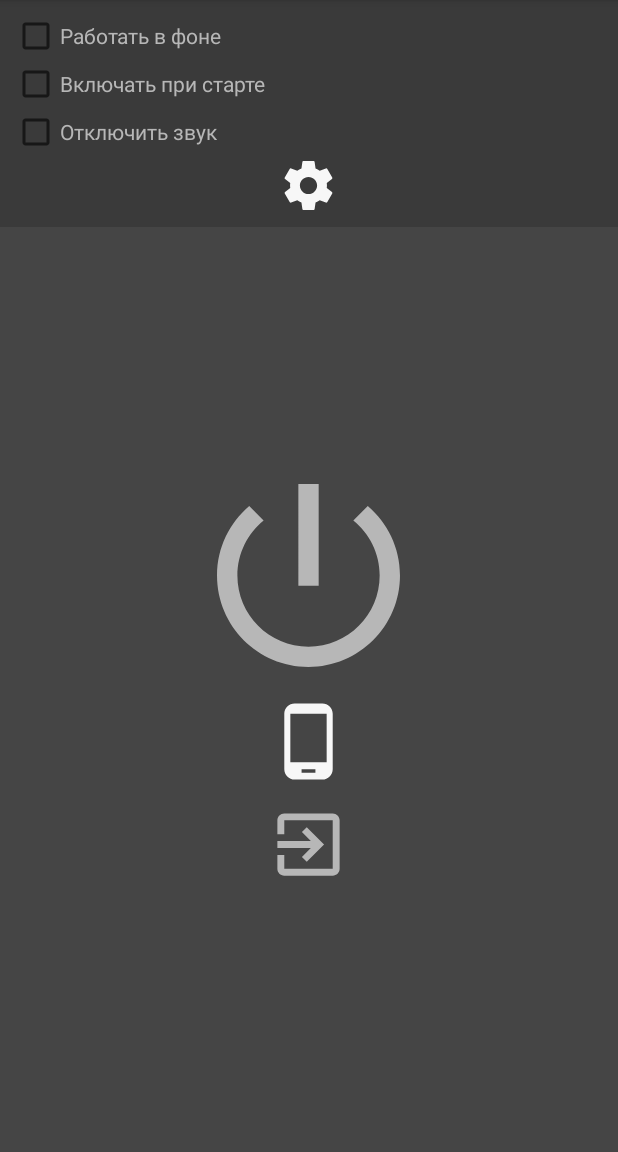
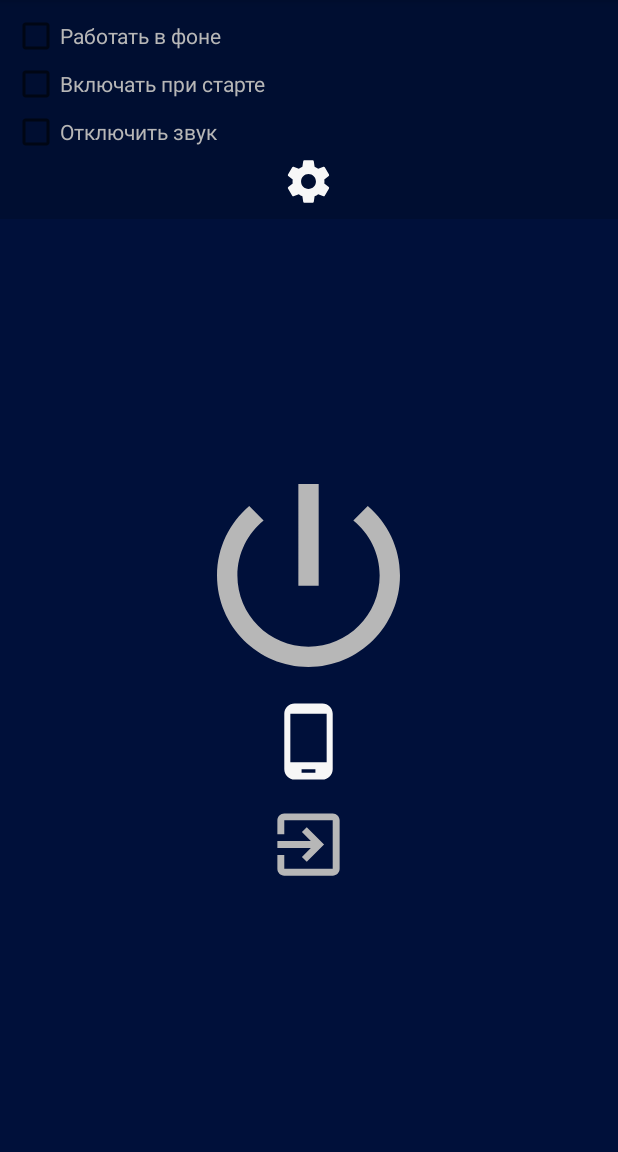
Before and after one commit to Max-Naz/Flashlight, an Android app: the screen it shows after launch (MainActivity), after a tap on an icon or button, on a phone screen of 412 x 824 dp, the part 84-1236 px from its top. Run offline under Robolectric (Android 15) with nearby library versions, the phone set to English and light mode, and no system bars; 2 other taps on this screen came first.

Commit message:
Fix some bugs. Add buttuns sound. Change some colors.

```diff
--- a/app/src/main/java/max_naz/flashlightapp/MainActivity.java
+++ b/app/src/main/java/max_naz/flashlightapp/MainActivity.java
@@ -22,6 +22,7 @@ import android.view.WindowManager;
 import android.widget.CheckBox;
 import android.widget.CompoundButton;
 import android.widget.ImageButton;
+import android.widget.LinearLayout;
 import android.widget.RelativeLayout;
 
 
@@ -32,7 +33,12 @@ public class MainActivity extends AppCompatActivity implements SoundPool.OnLoadC
         View.OnClickListener, CompoundButton.OnCheckedChangeListener {
 
     //Variables
-    private int sound;
+    private int soundOnOff;
+    private int soundSettings;
+    private int soundExit;
+    private int soundFrontLed;
+    private int soundCheckBox;
+
     private SoundPool soundPool;
     private Camera camera;
     private Camera.Parameters parameters;
@@ -45,6 +51,7 @@ public class MainActivity extends AppCompatActivity implements SoundPool.OnLoadC
     //private AudioManager audioManager;
     private WindowManager.LayoutParams params;
     private RelativeLayout backgroundMain;
+    private LinearLayout backgroundSettings;
     private int brightness = 128;
     private PowerManager mPowerManager;
     private PowerManager.WakeLock mWakeLock;
@@ -68,6 +75,7 @@ public class MainActivity extends AppCompatActivity implements SoundPool.OnLoadC
 
         params = getWindow().getAttributes();
         backgroundMain = (RelativeLayout) findViewById(R.id.activity_main);
+        backgroundSettings = (LinearLayout) findViewById(R.id.linear_settings);
 
         mPowerManager = (PowerManager) getSystemService(Context.POWER_SERVICE);
         mWakeLock = mPowerManager.newWakeLock(
@@ -81,7 +89,11 @@ public class MainActivity extends AppCompatActivity implements SoundPool.OnLoadC
             createSoundPoolWithConstructor();
         }
         soundPool.setOnLoadCompleteListener(this);
-        sound = soundPool.load(this, R.raw.click, 1);
+        soundSettings = soundPool.load(this, R.raw.sound_settings, 1);
+        soundOnOff = soundPool.load(this, R.raw.sound_on_off, 1);
+        soundExit = soundPool.load(this, R.raw.sound_exit, 1);
+        soundFrontLed = soundPool.load(this, R.raw.sound_front_led, 1);
+        soundCheckBox = soundPool.load(this, R.raw.sound_check_box, 1);
 
         //Work with buttons
         btnSettings = (ImageButton) findViewById(R.id.btn_settings);
@@ -193,9 +205,18 @@ public class MainActivity extends AppCompatActivity implements SoundPool.OnLoadC
         try {
             releaseCameraAndPreview();
             cameraOpen();
+            Log.d(TAG, "onRestart() End");
+        } catch (Exception e) {
+            Log.d(TAG, "Exception in onRestart() " + e.getMessage());
+            e.printStackTrace();
+        }
 
         params = getWindow().getAttributes();
         backgroundMain = (RelativeLayout) findViewById(R.id.activity_main);
+        backgroundSettings = (LinearLayout) findViewById(R.id.linear_settings);
+
+        btnSettings.setImageResource(R.drawable.ic_settings_off_55px);
+        isPressedSettings = false;
 
         //Work with buttons
         btnSettings = (ImageButton) findViewById(R.id.btn_settings);
@@ -215,7 +236,11 @@ public class MainActivity extends AppCompatActivity implements SoundPool.OnLoadC
             createSoundPoolWithConstructor();
         }
         soundPool.setOnLoadCompleteListener(this);
-            sound = soundPool.load(this, R.raw.click, 1);
+        soundSettings = soundPool.load(this, R.raw.sound_settings, 1);
+        soundOnOff = soundPool.load(this, R.raw.sound_on_off, 1);
+        soundExit = soundPool.load(this, R.raw.sound_exit, 1);
+        soundFrontLed = soundPool.load(this, R.raw.sound_front_led, 1);
+        soundCheckBox = soundPool.load(this, R.raw.sound_check_box, 1);
 
         //Work with check box
         cbFon = (CheckBox) findViewById(R.id.check_box_fon);
@@ -253,12 +278,6 @@ public class MainActivity extends AppCompatActivity implements SoundPool.OnLoadC
             setFrontLedLightOff();
             isPressedBtnOnOff = false;
         }
-
-            Log.d(TAG, "onRestart() End");
-        } catch (Exception e) {
-            Log.d(TAG, "Exception in onRestart() " + e.getMessage());
-            e.printStackTrace();
-        }
     }
 
     //ON DESTROY
@@ -281,7 +300,7 @@ public class MainActivity extends AppCompatActivity implements SoundPool.OnLoadC
             //Settings button
             case R.id.btn_settings:
                 if (!cbSound.isChecked()) {
-                    soundPool.play(sound, 1, 1, 0, 0, 1);
+                    soundPool.play(soundSettings, 1, 1, 0, 0, 1);
                 }
 
                 if (isPressedSettings) {
@@ -301,11 +320,11 @@ public class MainActivity extends AppCompatActivity implements SoundPool.OnLoadC
 
             //Button On/Off
             case R.id.btn_on_off:
-                if (isPressedBtnOnOff) {
                 if (!cbSound.isChecked()) {
-                        soundPool.play(sound, 1, 1, 0, 0, 1);
+                    soundPool.play(soundOnOff, 1, 1, 0, 0, 1);
                 }
 
+                if (isPressedBtnOnOff) {
                     if (isPressedBtnFrontLed) {
                         setFrontLedLightOff();
                         mWakeLock.release();
@@ -315,10 +334,6 @@ public class MainActivity extends AppCompatActivity implements SoundPool.OnLoadC
                         isPressedBtnOnOff = false;
                     }
                 } else {
-                    if (!cbSound.isChecked()) {
-                        soundPool.play(sound, 1, 1, 0, 0, 1);
-                    }
-
                     if (isPressedBtnFrontLed) {
                         setFrontLedLightOn();
                         mWakeLock.acquire();
@@ -333,7 +348,7 @@ public class MainActivity extends AppCompatActivity implements SoundPool.OnLoadC
             //Button Front Led
             case R.id.btn_front_led:
                 if (!cbSound.isChecked()) {
-                    soundPool.play(sound, 1, 1, 0, 0, 1);
+                    soundPool.play(soundFrontLed, 1, 1, 0, 0, 1);
                 }
 
                 if (isPressedBtnFrontLed) {
@@ -352,9 +367,8 @@ public class MainActivity extends AppCompatActivity implements SoundPool.OnLoadC
             //Button Exit App
             case R.id.btn_exit:
                 if (!cbSound.isChecked()) {
-                    soundPool.play(sound, 1, 1, 0, 0, 1);
+                    soundPool.play(soundExit, 1, 1, 0, 0, 1);
                 }
-                btnExit.setImageResource(R.drawable.ic_exit_to_app_on);
                 finish();
                 break;
         }
@@ -380,6 +394,7 @@ public class MainActivity extends AppCompatActivity implements SoundPool.OnLoadC
         cbSound.setVisibility(View.GONE);
         cbStart.setVisibility(View.GONE);
         cbFon.setVisibility(View.GONE);
+        backgroundSettings.setVisibility(View.GONE);
         btnOnOff.setImageResource(R.drawable.ic_flashlight_on_off_black_90px);
         backgroundMain.setBackgroundColor(getResources().getColor(R.color.white_background));
     }
@@ -393,6 +408,7 @@ public class MainActivity extends AppCompatActivity implements SoundPool.OnLoadC
         btnFrontLed.setVisibility(View.VISIBLE);
         btnExit.setVisibility(View.VISIBLE);
         btnSettings.setVisibility(View.VISIBLE);
+        backgroundSettings.setVisibility(View.VISIBLE);
         if (isPressedSettings) {
             cbFon.setVisibility(View.VISIBLE);
             cbStart.setVisibility(View.VISIBLE);
@@ -594,6 +610,9 @@ public class MainActivity extends AppCompatActivity implements SoundPool.OnLoadC
     //On Checked Changed Listener
     @Override
     public void onCheckedChanged(CompoundButton buttonView, boolean isChecked) {
+        if (!cbSound.isChecked()) {
+            soundPool.play(soundCheckBox, 1, 1, 0, 0, 1);
+        }
 
         switch (buttonView.getId()) {
             //Check Box Fon
--- a/app/src/main/res/drawable/ic_flashlight_off_90px.xml
+++ b/app/src/main/res/drawable/ic_flashlight_off_90px.xml
@@ -6,5 +6,5 @@
     <path
         android:pathData="m33.3,0.33 l-6.59,0 0,32.96 6.59,0 0,-32.96zM49.22,7.49 L44.54,12.17c5.21,4.19 8.54,10.61 8.54,17.83 0,12.76 -10.32,23.07 -23.07,23.07 -12.76,0 -23.07,-10.32 -23.07,-23.07 0,-7.22 3.33,-13.65 8.5,-17.87L10.78,7.49C4.39,12.93 0.33,20.97 0.33,30c0,16.38 13.28,29.67 29.67,29.67 16.38,0 29.67,-13.28 29.67,-29.67 0,-9.03 -4.05,-17.07 -10.45,-22.51z"
         android:fillAlpha="1"
-        android:fillColor="#b7b7b7"/>
+        android:fillColor="#B7B7B7"/>
 </vector>
--- a/app/src/main/res/drawable/ic_flashlight_on_90px.xml
+++ b/app/src/main/res/drawable/ic_flashlight_on_90px.xml
@@ -6,5 +6,5 @@
     <path
         android:pathData="m33.3,0.33 l-6.59,0 0,32.96 6.59,0 0,-32.96zM49.22,7.49 L44.54,12.17c5.21,4.19 8.54,10.61 8.54,17.83 0,12.76 -10.32,23.07 -23.07,23.07 -12.76,0 -23.07,-10.32 -23.07,-23.07 0,-7.22 3.33,-13.65 8.5,-17.87L10.78,7.49C4.39,12.93 0.33,20.97 0.33,30c0,16.38 13.28,29.67 29.67,29.67 16.38,0 29.67,-13.28 29.67,-29.67 0,-9.03 -4.05,-17.07 -10.45,-22.51z"
         android:fillAlpha="1"
-        android:fillColor="#f7f7f7"/>
+        android:fillColor="#F7F7F7"/>
 </vector>
--- a/app/src/main/res/drawable/ic_flashlight_on_off_black_90px.xml
+++ b/app/src/main/res/drawable/ic_flashlight_on_off_black_90px.xml
@@ -5,5 +5,5 @@
         android:viewportHeight="60.000004">
     <path
         android:pathData="m33.3,0.33 l-6.59,0 0,32.96 6.59,0 0,-32.96zM49.22,7.49 L44.54,12.17c5.21,4.19 8.54,10.61 8.54,17.83 0,12.76 -10.32,23.07 -23.07,23.07 -12.76,0 -23.07,-10.32 -23.07,-23.07 0,-7.22 3.33,-13.65 8.5,-17.87L10.78,7.49C4.39,12.93 0.33,20.97 0.33,30c0,16.38 13.28,29.67 29.67,29.67 16.38,0 29.67,-13.28 29.67,-29.67 0,-9.03 -4.05,-17.07 -10.45,-22.51z"
-        android:fillColor="#454545"/>
+        android:fillColor="#c800103a"/>
 </vector>
--- a/app/src/main/res/drawable/ic_settings_on_55px.xml
+++ b/app/src/main/res/drawable/ic_settings_on_55px.xml
@@ -1,6 +1,6 @@
 <vector xmlns:android="http://schemas.android.com/apk/res/android"
-    android:width="39dp"
-    android:height="39dp"
+    android:width="34dp"
+    android:height="34dp"
     android:viewportHeight="24.0"
     android:viewportWidth="24.0">
     <path
--- a/app/src/main/res/layout/activity_main.xml
+++ b/app/src/main/res/layout/activity_main.xml
@@ -31,6 +31,7 @@
         tools:ignore="ContentDescription,VectorDrawableCompat" />
 
     <LinearLayout
+        android:id="@+id/linear_settings"
         android:layout_width="match_parent"
         android:layout_height="wrap_content"
         android:layout_alignParentTop="true"
--- a/app/src/main/res/values/colors.xml
+++ b/app/src/main/res/values/colors.xml
@@ -5,7 +5,7 @@
     <color name="colorAccent">#FF4081</color>
     <color name="textOn">#F7F7F7</color>
     <color name="textOff">#B7B7B7</color>
-    <color name="background_main_activity">#454545</color>
+    <color name="background_main_activity">#00103A</color>
     <color name="white_background">#ffffff</color>
     <color name="black_background">#28000000</color>
 </resources>
```
Also changed, not shown: 7 other files. Lines whose indentation alone changed are shown as unchanged.
